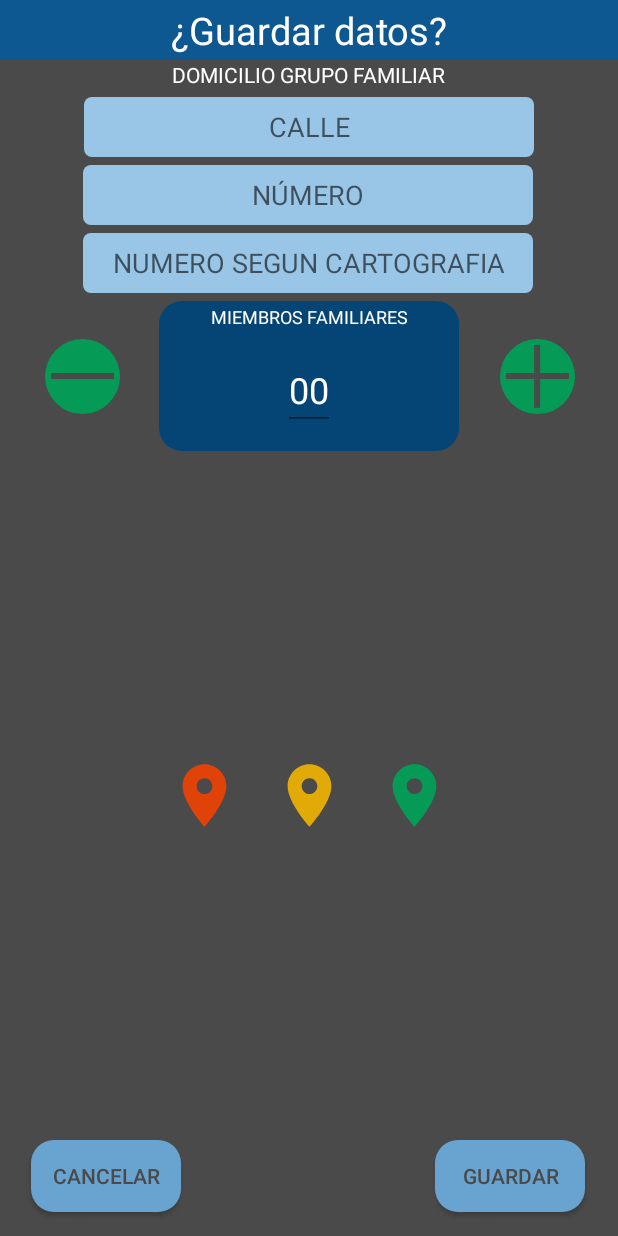
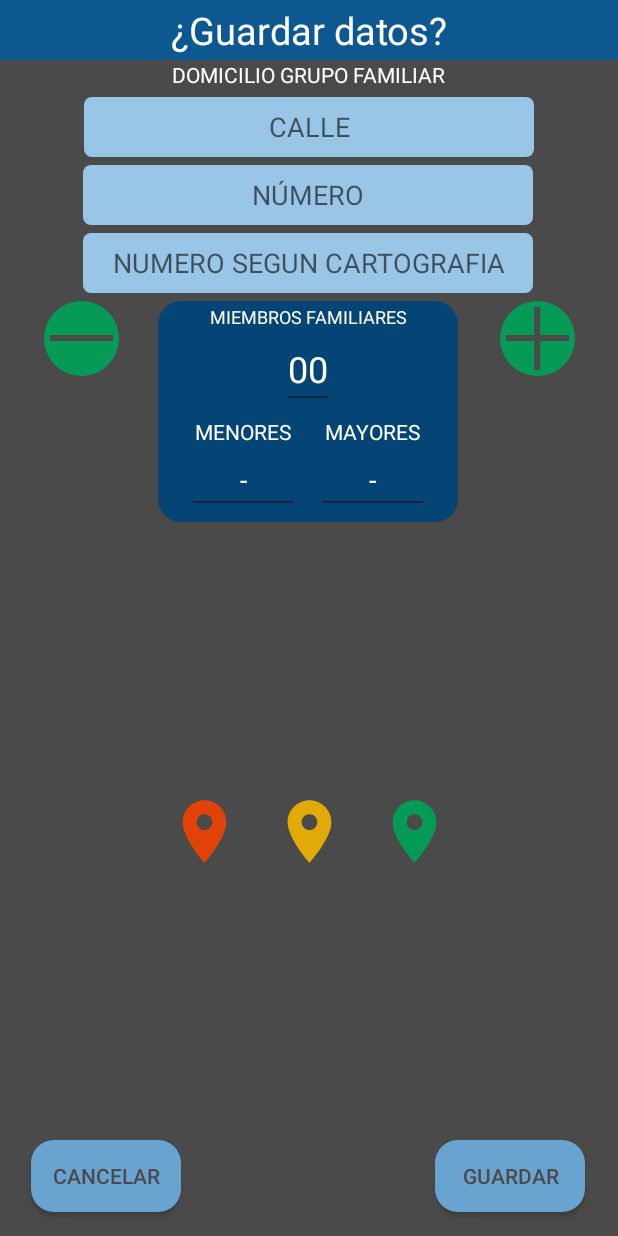
Before and after one commit to ernestosa95/RelevAr, an Android app: the layout alert_guardar_familia.xml on its own in the app's theme, with its tools: preview values and no code run, on a phone screen of 412 x 824 dp. Run offline under Robolectric (Android 15) with nearby library versions, the phone set to English and light mode, and no system bars.

Commit message:
se agrega la posibilidad de almcenar la cantidad de menores y mayores en el grupo familiar

```diff
--- a/app/src/main/java/com/example/relevar/Familia.java
+++ b/app/src/main/java/com/example/relevar/Familia.java
@@ -1619,11 +1619,26 @@ public class Familia extends AppCompatActivity {
                 }
             });
 
+            final EditText menores = view_alert.findViewById(R.id.EDTXTMENORES);
+            final EditText mayores = view_alert.findViewById(R.id.EDTXTMAYORES);
+
             Button guardar = view_alert.findViewById(R.id.GUARDARFAMILIA);
             guardar.setOnClickListener(new View.OnClickListener() {
                 @Override
                 public void onClick(View view) {
                     if (Latitudenviar != 0.0) {
+
+                        NumerosPersonas = Integer.parseInt(cantidadintegrantes.getText().toString());
+                        int cantMenores = 0;
+                        int cantMAyores = 0;
+                        if(menores.getText().toString().length()!=0) {
+                            cantMenores = Integer.parseInt(menores.getText().toString());
+                        }
+                        if(mayores.getText().toString().length()!=0){
+                            cantMAyores = Integer.parseInt(mayores.getText().toString());
+                        }
+
+                        if((cantMAyores+cantMenores)==NumerosPersonas || (cantMAyores+cantMenores)==0) {
                         /* Cuales son los datos que cargo el usuario, primero agrego los datos de la
                          familia y luego unifico los datos de las personas cargadas */
                             ArrayList<String> CategoriasDatos = familia.DatosCargadosCsv();
@@ -1695,6 +1710,8 @@ public class Familia extends AppCompatActivity {
                                 auxHash.put("COORDENADAS", coordenadas);
                                 auxHash.put("ESTADO", codigoColor[0]);
                                 auxHash.put("GRUPO FAMILIAR", Integer.toString(NumerosPersonas));
+                                auxHash.put("MENORES", Integer.toString(cantMenores));
+                                auxHash.put("MAYORES", Integer.toString(cantMAyores));
                                 auxHash.put("NUMERO", numero);
                                 auxHash.put("CALLE", calle.toUpperCase());
                                 auxHash.put("NUMERO CASA CARTOGRAFIA", numerocartografia);
@@ -1717,8 +1734,9 @@ public class Familia extends AppCompatActivity {
                             }
 
                             /* Guardo Dengue si es que se cargaron datos en este modulo*/
-                        if(familia.TipoTrabajo.length()!=0){
-                        GuardarDengue(calle, numero, Integer.toString(NumerosPersonas), MiembrosFamiliares.get(0));}
+                            if (familia.TipoTrabajo.length() != 0) {
+                                GuardarDengue(calle, numero, Integer.toString(NumerosPersonas), MiembrosFamiliares.get(0));
+                            }
 
                             // ENVIO LA UBICACION PARA AGREGAR UN MARCADOR
                             Intent intent = new Intent(getBaseContext(), MenuMapa.class);
@@ -1728,7 +1746,9 @@ public class Familia extends AppCompatActivity {
                             //intent.putExtra("MARCADOR", position);
                             intent.putExtra("bundle", args);
                             setResult(RESULT_OK, intent);
-
+                        }else{
+                            Toast.makeText(getBaseContext(), "LA SUMA DE MENORES Y MAYORES NO COINCIDE CON EL TOTAL", Toast.LENGTH_SHORT).show();
+                        }
                     } else {
                         makeText(getBaseContext(), "ESPERE UNOS SEGUNDOS E INTENTE DE NUEVO, EL GPS SE ESTA UBICANDO", LENGTH_SHORT).show();
                     }
--- a/app/src/main/java/com/example/relevar/Inicio.java
+++ b/app/src/main/java/com/example/relevar/Inicio.java
@@ -175,7 +175,7 @@ public class Inicio extends AppCompatActivity {
         * la cabecera, la primer palabra que debe aparecer es la palbra "CALLE"*/
         if (strLine.equals("CALLE") != true) {
             //String cab = getString(R.string.encabezado);
-            String cab = "CALLE;NUMERO;COORDENADAS;ESTADO;GRUPO FAMILIAR;DNI;APELLIDO;NOMBRE;FECHA DE NACIMIENTO;SEXO;NUMERO CASA CARTOGRAFIA\n";
+            String cab = "CALLE;NUMERO;COORDENADAS;ESTADO;GRUPO FAMILIAR;MENORES;MAYORES;DNI;APELLIDO;NOMBRE;FECHA DE NACIMIENTO;SEXO;NUMERO CASA CARTOGRAFIA\n";
             try {
                 //el true es para que se agreguen los datos al final sin perder los datos anteriores
                 FileOutputStream fOut = new FileOutputStream(dir, true);
--- a/app/src/main/res/layout/alert_guardar_familia.xml
+++ b/app/src/main/res/layout/alert_guardar_familia.xml
@@ -105,10 +105,11 @@
     <androidx.constraintlayout.widget.ConstraintLayout
         android:id="@+id/constraintLayout6"
         android:layout_width="200dp"
-        android:layout_height="100dp"
+        android:layout_height="wrap_content"
         android:layout_margin="5dp"
         android:background="@drawable/fondo1"
         app:layout_constraintEnd_toEndOf="parent"
+        app:layout_constraintHorizontal_bias="0.497"
         app:layout_constraintStart_toStartOf="parent"
         app:layout_constraintTop_toBottomOf="@+id/NUMEROSEGUNCARTOGRAFIA">
 
@@ -131,10 +132,87 @@
             android:text="00"
             android:textColor="#FFFFFF"
             android:textSize="24sp"
-            app:layout_constraintBottom_toBottomOf="parent"
             app:layout_constraintEnd_toEndOf="parent"
             app:layout_constraintStart_toStartOf="parent"
             app:layout_constraintTop_toBottomOf="@+id/textView10" />
+
+        <LinearLayout
+            android:layout_width="match_parent"
+            android:layout_height="75dp"
+            android:gravity="center_horizontal"
+            android:orientation="horizontal"
+            app:layout_constraintBottom_toBottomOf="parent"
+            app:layout_constraintEnd_toEndOf="parent"
+            app:layout_constraintHorizontal_bias="0.0"
+            app:layout_constraintStart_toStartOf="parent"
+            app:layout_constraintTop_toBottomOf="@+id/CANTIDADMIEMBROSFAMILIARES">
+
+            <androidx.constraintlayout.widget.ConstraintLayout
+                android:id="@+id/MENORES"
+                android:layout_width="75dp"
+                android:layout_height="75dp"
+                android:layout_margin="5dp">
+
+                <LinearLayout
+                    android:layout_width="match_parent"
+                    android:layout_height="match_parent"
+                    android:orientation="vertical"
+                    app:layout_constraintStart_toStartOf="parent">
+
+                    <TextView
+                        android:id="@+id/TXTMENORES"
+                        android:layout_width="match_parent"
+                        android:layout_height="wrap_content"
+                        android:gravity="center_horizontal|center_vertical"
+                        android:text="@string/menores"
+                        android:textColor="#FFFFFF" />
+
+                    <EditText
+                        android:id="@+id/EDTXTMENORES"
+                        android:layout_width="match_parent"
+                        android:layout_height="wrap_content"
+                        android:ems="10"
+                        android:gravity="center_horizontal|center_vertical"
+                        android:hint="-"
+                        android:inputType="number"
+                        android:textColor="#FFFFFF"
+                        android:textColorHint="#FFFFFF" />
+                </LinearLayout>
+            </androidx.constraintlayout.widget.ConstraintLayout>
+
+            <androidx.constraintlayout.widget.ConstraintLayout
+                android:id="@+id/MAYORES"
+                android:layout_width="75dp"
+                android:layout_height="75dp"
+                android:layout_margin="5dp">
+
+                <LinearLayout
+                    android:layout_width="match_parent"
+                    android:layout_height="match_parent"
+                    android:orientation="vertical"
+                    app:layout_constraintStart_toStartOf="parent">
+
+                    <TextView
+                        android:id="@+id/textView19"
+                        android:layout_width="match_parent"
+                        android:layout_height="wrap_content"
+                        android:gravity="center_horizontal|center_vertical"
+                        android:text="@string/mayores"
+                        android:textColor="#FFFFFF" />
+
+                    <EditText
+                        android:id="@+id/EDTXTMAYORES"
+                        android:layout_width="match_parent"
+                        android:layout_height="wrap_content"
+                        android:ems="10"
+                        android:gravity="center_horizontal|center_vertical"
+                        android:hint="-"
+                        android:inputType="number"
+                        android:textColor="#FFFFFF"
+                        android:textColorHint="#FFFFFF" />
+                </LinearLayout>
+            </androidx.constraintlayout.widget.ConstraintLayout>
+        </LinearLayout>
 
     </androidx.constraintlayout.widget.ConstraintLayout>
 
@@ -143,7 +221,6 @@
         android:layout_width="50dp"
         android:layout_height="50dp"
         android:background="@drawable/button_redondo"
-        app:layout_constraintBottom_toBottomOf="@+id/constraintLayout6"
         app:layout_constraintEnd_toEndOf="parent"
         app:layout_constraintHorizontal_bias="0.49"
         app:layout_constraintStart_toEndOf="@+id/constraintLayout6"
@@ -155,7 +232,6 @@
         android:layout_width="50dp"
         android:layout_height="50dp"
         android:background="@drawable/button_redondo"
-        app:layout_constraintBottom_toBottomOf="@+id/constraintLayout6"
         app:layout_constraintEnd_toStartOf="@+id/constraintLayout6"
         app:layout_constraintHorizontal_bias="0.535"
         app:layout_constraintStart_toStartOf="parent"
--- a/app/src/main/res/values/strings.xml
+++ b/app/src/main/res/values/strings.xml
@@ -229,4 +229,7 @@
     <string name="temephos" translatable="false">TEMEPHOS</string>
     <string name="metoprene" translatable="false">METOPRENE</string>
 
+    <string name="mayores" translatable="false">MAYORES</string>
+    <string name="menores" translatable="false">MENORES</string>
+
 </resources>
```
Lines whose indentation alone changed are shown as unchanged.
